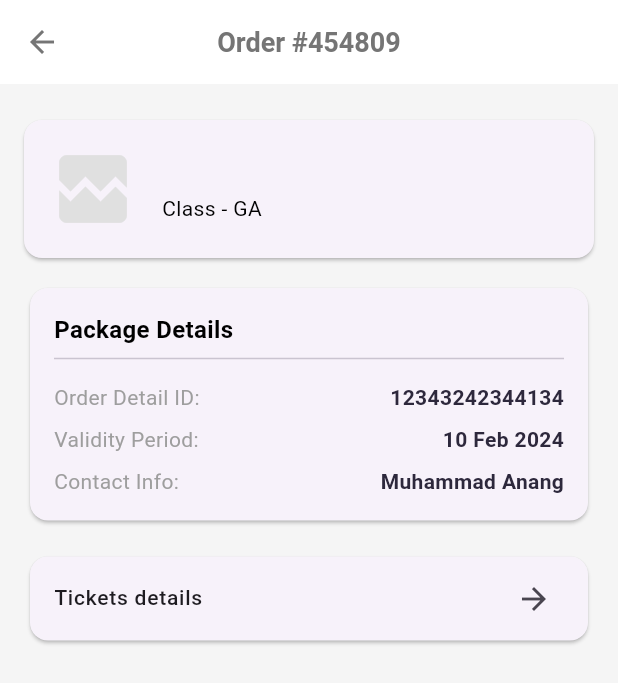
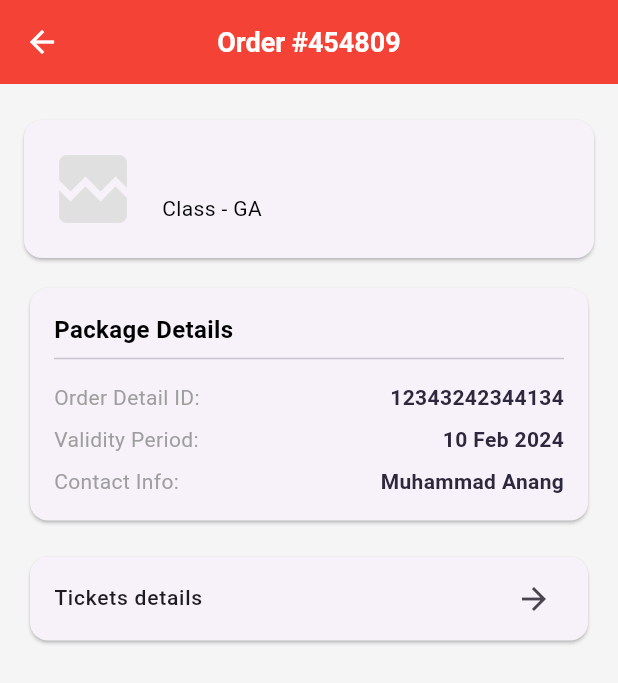
Before and after one commit to TI-3D/fest-ticketing-app, a Flutter app: the OrdersDetailsPage screen opened directly with empty values, on a phone screen of 412 x 824 dp. Shown: the top 683 px of the screen. Run offline on Flutter 3.47's test engine with Material 3 defaults, Android fonts, the phone set to English and light mode, and no system bars; our stand-ins replace dio, equatable, firebase_core, fl_chart, flutter_bloc, flutter_svg and 4 more; accounts and stored records are empty; network calls fail; Roboto replaces fonts that are missing (CircularStd).

Commit message:
Update orders_detail.dart

```diff
--- a/lib/presentation/orders/screen/orders_detail.dart
+++ b/lib/presentation/orders/screen/orders_detail.dart
@@ -4,26 +4,26 @@ import 'ticket.dart';
 class OrdersDetailsPage extends StatelessWidget {
   final Map<String, dynamic> order;
 
-  const OrdersDetailsPage({Key? key, required this.order}) : super(key: key);
+  const OrdersDetailsPage({super.key, required this.order});
 
   @override
   Widget build(BuildContext context) {
     return Scaffold(
       backgroundColor: Colors.grey[100],
       appBar: AppBar(
-        backgroundColor: Colors.white,
+        backgroundColor: Colors.red,
         elevation: 0,
         leading: IconButton(
           icon: Icon(
             Icons.arrow_back,
-            color: Colors.grey[600],
+            color: Colors.white,
           ),
           onPressed: () => Navigator.of(context).pop(),
         ),
         title: const Text(
           'Order #454809',
           style: TextStyle(
-            color: Color.fromRGBO(117, 117, 117, 1),
+            color: Color.fromRGBO(255, 255, 255, 1),
             fontSize: 18,
             fontWeight: FontWeight.bold,
           ),
```
